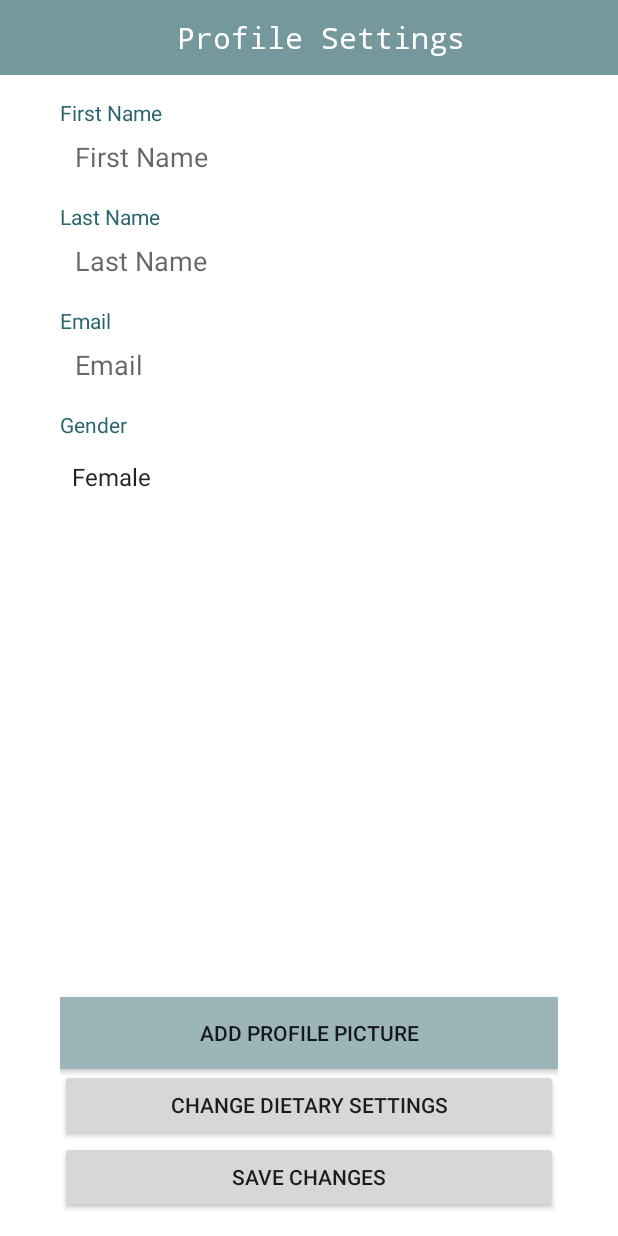
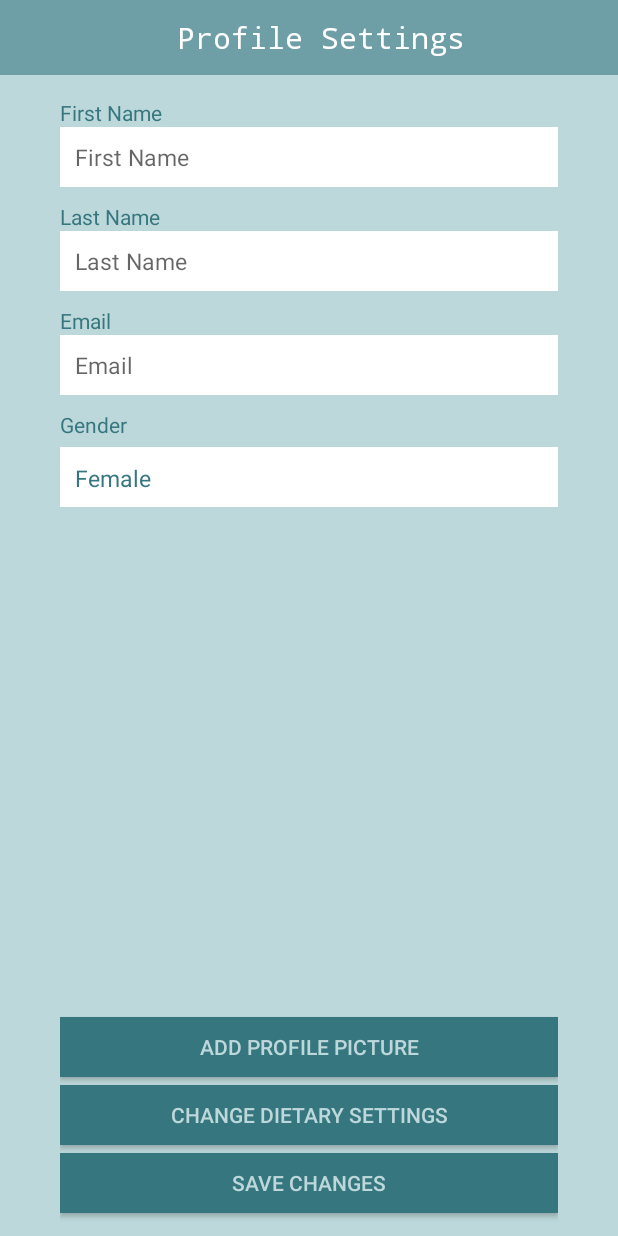
Before and after one commit to OAMKProductDesignImplementation2018/android-client, an Android app: the fragment ProfileSettingsFragment placed in its activity, on a phone screen of 412 x 824 dp. Run offline under Robolectric (Android 15) with nearby library versions, the phone set to English and light mode, and no system bars.

Commit message:
UI changes

```diff
--- a/ProductDesignMobile/app/src/main/java/android/productdesignmobile/ProfileSettingsFragment.java
+++ b/ProductDesignMobile/app/src/main/java/android/productdesignmobile/ProfileSettingsFragment.java
@@ -37,8 +37,8 @@ public class ProfileSettingsFragment extends android.support.v4.app.Fragment imp
         //Dropdown menu for gender
         String[] gender_array = getResources().getStringArray(R.array.gender_array);
         gender_spinner = (Spinner) view.findViewById(R.id.gender_spinner);
-        ArrayAdapter<String> gender_adapter = new ArrayAdapter<String>(this.getActivity(), android.R.layout.simple_spinner_item, gender_array);
-        gender_adapter.setDropDownViewResource(android.R.layout.simple_dropdown_item_1line);
+        ArrayAdapter<String> gender_adapter = new ArrayAdapter<String>(this.getActivity(), R.layout.spinner_item, gender_array);
+        gender_adapter.setDropDownViewResource(R.layout.spinner_item);
         gender_spinner.setAdapter(gender_adapter);
 
         //Dropdown menu for language
--- a/ProductDesignMobile/app/src/main/res/layout/home_layout.xml
+++ b/ProductDesignMobile/app/src/main/res/layout/home_layout.xml
@@ -2,24 +2,23 @@
 <LinearLayout xmlns:android="http://schemas.android.com/apk/res/android"
     android:layout_width="match_parent" android:layout_height="match_parent"
     android:gravity="center_horizontal"
-    android:background="@color/white"
+    android:background="@color/colorPrimaryLightest"
     android:orientation="vertical" >
 
     <android.support.v7.widget.Toolbar
         android:layout_width="match_parent"
         android:layout_height="50sp"
-        android:background="@color/colorPrimaryLight">
+        android:background="@color/colorPrimary">
 
         <TextView
             android:id="@+id/textViewDisplayHeader"
-            android:layout_width="wrap_content"
+            android:layout_width="match_parent"
             android:layout_height="wrap_content"
             android:textAlignment="center"
-            android:paddingLeft="20dp"
+            android:gravity="center"
             android:fontFamily="monospace"
             android:textColor="@color/white"
-            android:paddingRight="20dp"
-            android:textSize="30dp"
+            android:textSize="20sp"
             android:text="Home Screen" />
 
     </android.support.v7.widget.Toolbar>
--- a/ProductDesignMobile/app/src/main/res/layout/profile_settings.xml
+++ b/ProductDesignMobile/app/src/main/res/layout/profile_settings.xml
@@ -5,14 +5,14 @@
     android:layout_width="match_parent"
     android:layout_height="match_parent"
     android:orientation="vertical"
-    android:background="@color/white">
+    android:background="@color/colorPrimaryLightest">
 
     <android.support.v7.widget.Toolbar
         android:id="@+id/profileHeaderToolbar"
         android:layout_width="match_parent"
         android:layout_height="50sp"
         android:layout_alignParentTop="true"
-        android:background="@color/colorPrimaryLight">
+        android:background="@color/colorPrimary">
 
             <TextView
                 android:layout_width="match_parent"
@@ -47,6 +47,8 @@
             android:layout_height="40dp"
             android:layout_below="@id/textViewFirstName"
             android:background="@color/white"
+            android:textColor="@color/colorPrimaryDarkest"
+            android:textSize="15sp"
             android:inputType="textPersonName"
             android:paddingHorizontal="10sp"
             android:autofillHints="firstname"
@@ -68,6 +70,8 @@
             android:layout_height="40dp"
             android:layout_below="@id/textViewLastName"
             android:background="@color/white"
+            android:textColor="@color/colorPrimaryDarkest"
+            android:textSize="15sp"
             android:inputType="textPersonName"
             android:autofillHints="lastname"
             android:hint="@string/profileLastName"
@@ -89,6 +93,8 @@
             android:layout_height="40dp"
             android:layout_below="@id/textViewEmail"
             android:background="@color/white"
+            android:textColor="@color/colorPrimaryDarkest"
+            android:textSize="15sp"
             android:inputType="textEmailAddress"
             android:autofillHints="email"
             android:hint="@string/profileEmail"
@@ -107,6 +113,7 @@
         <Spinner
             android:id="@+id/gender_spinner"
             android:background="@color/white"
+
             android:layout_width="match_parent"
             android:layout_height="40dp"
             android:layout_below="@id/textViewGender"
@@ -114,25 +121,32 @@
 
         <Button
             android:id="@+id/buttonUpdateData"
+            android:background="@color/colorPrimaryDarkest"
+            android:textColor="@color/colorPrimaryLightest"
             android:layout_width="match_parent"
-            android:layout_height="wrap_content"
+            android:layout_height="40sp"
             android:layout_alignParentBottom="true"
             android:layout_marginBottom="15dp"
             android:text="@string/profileButtonUpdateData" />
 
         <Button
             android:id="@+id/buttonDietarySettings"
+            android:background="@color/colorPrimaryDarkest"
+            android:textColor="@color/colorPrimaryLightest"
             android:layout_width="match_parent"
-            android:layout_height="wrap_content"
+            android:layout_height="40sp"
             android:layout_above="@id/buttonUpdateData"
+            android:layout_marginBottom="5sp"
             android:text="@string/profileButtonChangeDietary" />
 
         <Button
             android:id="@+id/buttonAddPicture"
-            android:background="@color/colorPrimaryLightest"
+            android:background="@color/colorPrimaryDarkest"
+            android:textColor="@color/colorPrimaryLightest"
             android:layout_width="match_parent"
-            android:layout_height="wrap_content"
+            android:layout_height="40sp"
             android:layout_above="@id/buttonDietarySettings"
+            android:layout_marginBottom="5sp"
             android:text="@string/profileButtonAddPicture" />
     </RelativeLayout>
 
--- /dev/null
+++ b/ProductDesignMobile/app/src/main/res/layout/spinner_item.xml
@@ -0,0 +1,10 @@
+<?xml version="1.0" encoding="utf-8"?>
+<TextView
+    xmlns:android="http://schemas.android.com/apk/res/android"
+    android:layout_width="match_parent"
+    android:layout_height="wrap_content"
+    android:textSize="15sp"
+    android:gravity="left"
+    android:textColor="@color/colorPrimaryDarkest"
+    android:padding="10dp"
+    />
--- a/ProductDesignMobile/app/src/main/res/values/colors.xml
+++ b/ProductDesignMobile/app/src/main/res/values/colors.xml
@@ -2,11 +2,11 @@
 <resources>
     <color name="colorAccent">#ffffff</color>
 
-    <color name="colorPrimary">#5A888E</color>
-    <color name="colorPrimaryDark">#41777E</color>
-    <color name="colorPrimaryDarkest">#28656D</color>
-    <color name="colorPrimaryLight">#75989D</color>
-    <color name="colorPrimaryLightest">#9CB5B8</color>
+    <color name="colorPrimary">#6E9FA6</color>
+    <color name="colorPrimaryDark">#4F8991</color>
+    <color name="colorPrimaryDarkest">#36767F</color>
+    <color name="colorPrimaryLight">#96BDC2</color>
+    <color name="colorPrimaryLightest">#BDD8DA</color>
     <color name="black">#000000</color>
     <color name="white">#ffffff</color>
 </resources>
```
